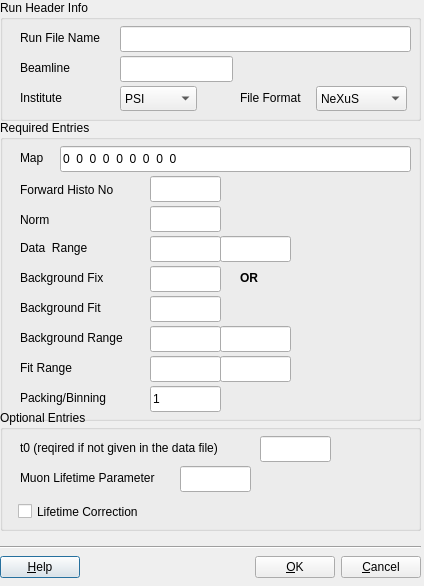
Old version of the form src/musredit/forms/PGetSingleHistoRunBlockDialog.ui in the repository aPeter1/musrfit-fork.
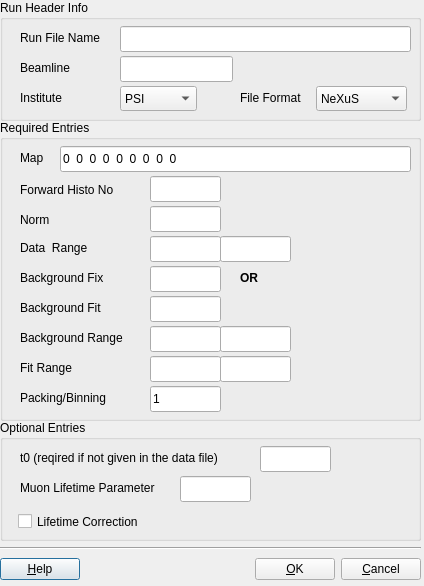
New version of the form. Icons and pictures are not drawn.

```diff
--- a/src/musredit/forms/PGetSingleHistoRunBlockDialog.ui
+++ b/src/musredit/forms/PGetSingleHistoRunBlockDialog.ui
@@ -469,7 +469,7 @@
    <property name="geometry">
     <rect>
      <x>0</x>
-     <y>410</y>
+     <y>420</y>
      <width>421</width>
      <height>121</height>
     </rect>
@@ -543,7 +543,7 @@
      <x>0</x>
      <y>545</y>
      <width>421</width>
-     <height>36</height>
+     <height>39</height>
     </rect>
    </property>
    <layout class="QVBoxLayout" name="verticalLayout">
```
